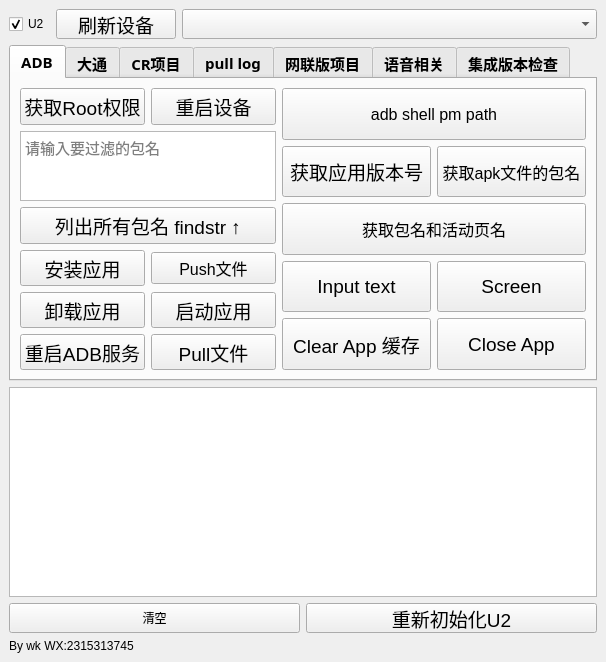
Qt form adbtool.ui (wangke956/ADBTools) before a commit.
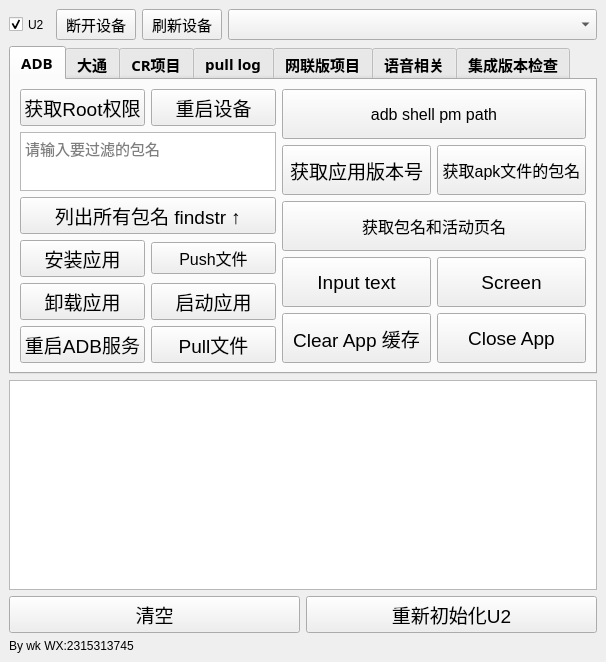
The same form after that commit.

Commit message: UI布局优化: 统一按钮尺寸, Findstr文本框可伸缩; 添加断开设备功能; Nuitka构建支持adbutils; 版本更新到v1.7.71

```diff
--- a/adbtool.ui
+++ b/adbtool.ui
@@ -97,30 +97,25 @@
           </property>
          </widget>
         </item>
+        <item>
+         <widget class="QPushButton" name="DisconnectButton">
+          <property name="font">
+           <font>
+            <family>Agency FB</family>
+            <pointsize>11</pointsize>
+           </font>
+          </property>
+          <property name="text">
+           <string>断开设备</string>
+          </property>
+         </widget>
+        </item>
         <item>
          <widget class="QPushButton" name="RefreshButton">
-          <property name="sizePolicy">
-           <sizepolicy hsizetype="Preferred" vsizetype="Fixed">
-            <horstretch>0</horstretch>
-            <verstretch>0</verstretch>
-           </sizepolicy>
-          </property>
-          <property name="minimumSize">
-           <size>
-            <width>120</width>
-            <height>30</height>
-           </size>
-          </property>
-          <property name="maximumSize">
-           <size>
-            <width>300</width>
-            <height>50</height>
-           </size>
-          </property>
           <property name="font">
            <font>
-            <family>Arial</family>
-            <pointsize>14</pointsize>
+            <family>Agency FB</family>
+            <pointsize>11</pointsize>
            </font>
           </property>
           <property name="text">
@@ -131,14 +126,14 @@
         <item>
          <widget class="QComboBox" name="ComboxButton">
           <property name="sizePolicy">
-           <sizepolicy hsizetype="Expanding" vsizetype="Fixed">
+           <sizepolicy hsizetype="Preferred" vsizetype="Fixed">
             <horstretch>1</horstretch>
             <verstretch>0</verstretch>
            </sizepolicy>
           </property>
           <property name="minimumSize">
            <size>
-            <width>50</width>
+            <width>80</width>
             <height>30</height>
            </size>
           </property>
@@ -226,7 +221,7 @@
                   <property name="maximumSize">
                    <size>
                     <width>16777215</width>
-                    <height>16777215</height>
+                    <height>50</height>
                    </size>
                   </property>
                   <property name="baseSize">
@@ -266,7 +261,7 @@
                   <property name="maximumSize">
                    <size>
                     <width>16777215</width>
-                    <height>16777215</height>
+                    <height>50</height>
                    </size>
                   </property>
                   <property name="font">
@@ -290,21 +285,21 @@
                 <item>
                  <widget class="QTextEdit" name="Findstr">
                   <property name="sizePolicy">
-                   <sizepolicy hsizetype="Expanding" vsizetype="Maximum">
+                   <sizepolicy hsizetype="Expanding" vsizetype="Expanding">
                     <horstretch>0</horstretch>
-                    <verstretch>0</verstretch>
+                    <verstretch>1</verstretch>
                    </sizepolicy>
                   </property>
                   <property name="minimumSize">
                    <size>
                     <width>0</width>
-                    <height>0</height>
+                    <height>30</height>
                    </size>
                   </property>
                   <property name="maximumSize">
                    <size>
                     <width>16777215</width>
-                    <height>80</height>
+                    <height>16777215</height>
                    </size>
                   </property>
                   <property name="font">
@@ -483,10 +478,10 @@
             </item>
             <item row="0" column="1">
              <layout class="QGridLayout" name="gridLayout_2">
-              <item row="4" column="0" colspan="2">
-               <widget class="QPushButton" name="app_package_and_activity">
+              <item row="2" column="1">
+               <widget class="QPushButton" name="aapt_getpackagename_button">
                 <property name="sizePolicy">
-                 <sizepolicy hsizetype="Expanding" vsizetype="Expanding">
+                 <sizepolicy hsizetype="Minimum" vsizetype="Expanding">
                   <horstretch>0</horstretch>
                   <verstretch>1</verstretch>
                  </sizepolicy>
@@ -504,11 +499,11 @@
                  </font>
                 </property>
                 <property name="text">
-                 <string>获取包名和活动页名</string>
+                 <string>获取apk文件的包名</string>
                 </property>
                </widget>
               </item>
-              <item row="6" column="1">
+              <item row="7" column="1">
                <widget class="QPushButton" name="get_screenshot_button">
                 <property name="sizePolicy">
                  <sizepolicy hsizetype="Expanding" vsizetype="Expanding">
@@ -533,6 +528,31 @@
                 </property>
                </widget>
               </item>
+              <item row="2" column="0">
+               <widget class="QPushButton" name="get_running_app_info_button">
+                <property name="sizePolicy">
+                 <sizepolicy hsizetype="Expanding" vsizetype="Expanding">
+                  <horstretch>0</horstretch>
+                  <verstretch>1</verstretch>
+                 </sizepolicy>
+                </property>
+                <property name="minimumSize">
+                 <size>
+                  <width>0</width>
+                  <height>0</height>
+                 </size>
+                </property>
+                <property name="font">
+                 <font>
+                  <family>Arial</family>
+                  <pointsize>14</pointsize>
+                 </font>
+                </property>
+                <property name="text">
+                 <string>获取应用版本号</string>
+                </property>
+               </widget>
+              </item>
               <item row="0" column="0" colspan="2">
                <widget class="QPushButton" name="view_apk_path">
                 <property name="sizePolicy">
@@ -561,57 +581,7 @@
                 </property>
                </widget>
               </item>
-              <item row="8" column="0">
-               <widget class="QPushButton" name="clear_app_cache_button">
-                <property name="sizePolicy">
-                 <sizepolicy hsizetype="Expanding" vsizetype="Expanding">
-                  <horstretch>0</horstretch>
-                  <verstretch>1</verstretch>
-                 </sizepolicy>
-                </property>
-                <property name="minimumSize">
-                 <size>
-                  <width>0</width>
-                  <height>0</height>
-                 </size>
-                </property>
-                <property name="font">
-                 <font>
-                  <family>Arial</family>
-                  <pointsize>14</pointsize>
-                 </font>
-                </property>
-                <property name="text">
-                 <string>Clear App 缓存</string>
-                </property>
-               </widget>
-              </item>
-              <item row="1" column="1">
-               <widget class="QPushButton" name="aapt_getpackagename_button">
-                <property name="sizePolicy">
-                 <sizepolicy hsizetype="Minimum" vsizetype="Expanding">
-                  <horstretch>0</horstretch>
-                  <verstretch>1</verstretch>
-                 </sizepolicy>
-                </property>
-                <property name="minimumSize">
-                 <size>
-                  <width>0</width>
-                  <height>0</height>
-                 </size>
-                </property>
-                <property name="font">
-                 <font>
-                  <family>Arial</family>
-                  <pointsize>12</pointsize>
-                 </font>
-                </property>
-                <property name="text">
-                 <string>获取apk文件的包名</string>
-                </property>
-               </widget>
-              </item>
-              <item row="6" column="0">
+              <item row="7" column="0">
                <widget class="QPushButton" name="input_text_via_adb_button">
                 <property name="sizePolicy">
                  <sizepolicy hsizetype="Expanding" vsizetype="Expanding">
@@ -636,8 +606,33 @@
                 </property>
                </widget>
               </item>
-              <item row="1" column="0">
-               <widget class="QPushButton" name="get_running_app_info_button">
+              <item row="5" column="0" colspan="2">
+               <widget class="QPushButton" name="app_package_and_activity">
+                <property name="sizePolicy">
+                 <sizepolicy hsizetype="Expanding" vsizetype="Expanding">
+                  <horstretch>0</horstretch>
+                  <verstretch>1</verstretch>
+                 </sizepolicy>
+                </property>
+                <property name="minimumSize">
+                 <size>
+                  <width>0</width>
+                  <height>0</height>
+                 </size>
+                </property>
+                <property name="font">
+                 <font>
+                  <family>Arial</family>
+                  <pointsize>12</pointsize>
+                 </font>
+                </property>
+                <property name="text">
+                 <string>获取包名和活动页名</string>
+                </property>
+               </widget>
+              </item>
+              <item row="9" column="0">
+               <widget class="QPushButton" name="clear_app_cache_button">
                 <property name="sizePolicy">
                  <sizepolicy hsizetype="Expanding" vsizetype="Expanding">
                   <horstretch>0</horstretch>
@@ -657,11 +652,11 @@
                  </font>
                 </property>
                 <property name="text">
-                 <string>获取应用版本号</string>
+                 <string>Clear App 缓存</string>
                 </property>
                </widget>
               </item>
-              <item row="8" column="1">
+              <item row="9" column="1">
                <widget class="QPushButton" name="force_stop_app">
                 <property name="sizePolicy">
                  <sizepolicy hsizetype="Expanding" vsizetype="Expanding">
@@ -1685,6 +1680,12 @@
               <height>50</height>
              </size>
             </property>
+            <property name="font">
+             <font>
+              <family>Agency FB</family>
+              <pointsize>14</pointsize>
+             </font>
+            </property>
             <property name="text">
              <string>清空</string>
             </property>
```
The commit also changes 8 other files.
